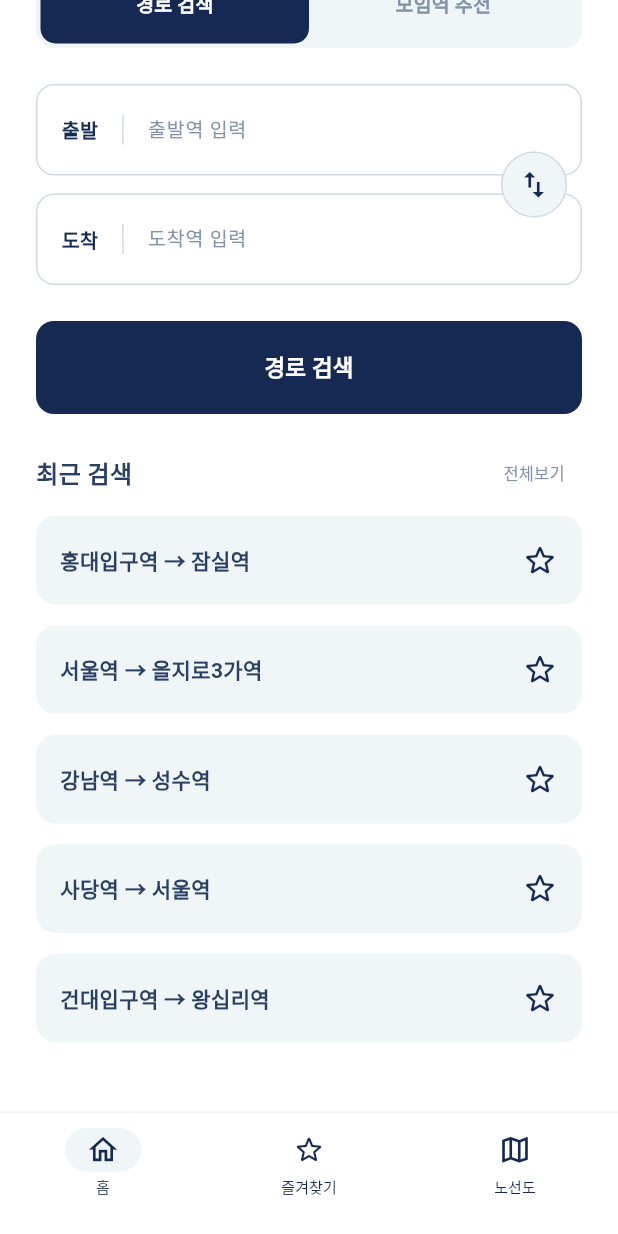
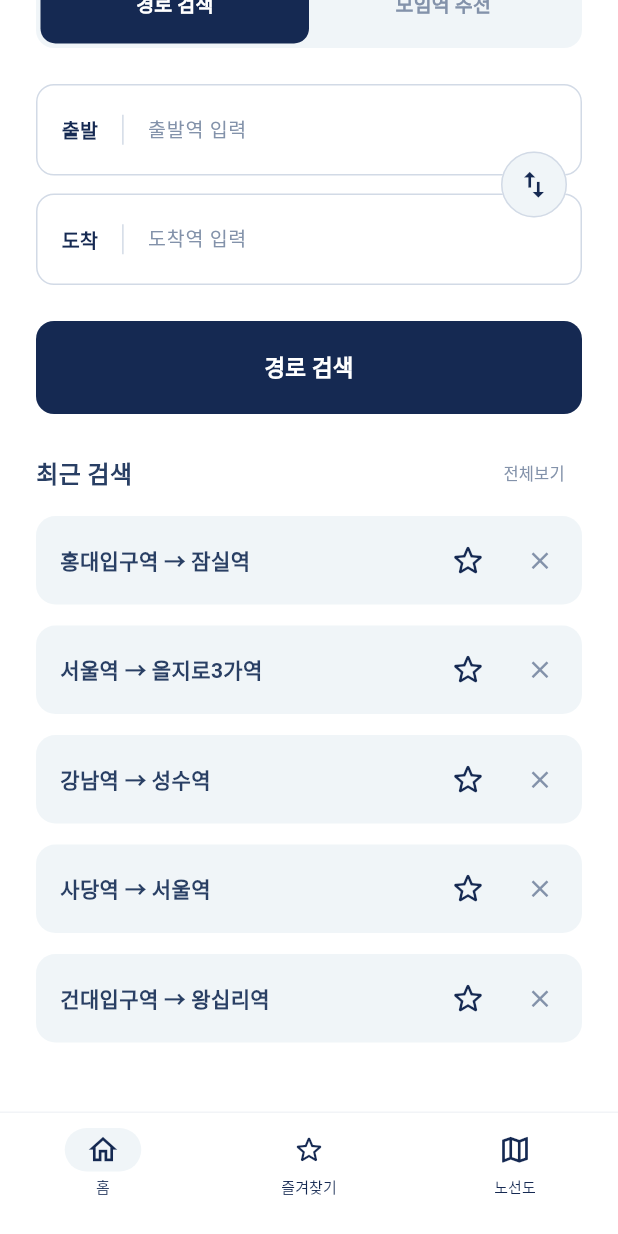
Before and after one commit to leejin727/2026_TeamProject_hanSC, a Flutter app: the screen it shows after launch, scrolled down 255 dp, on a phone screen of 412 x 824 dp. Run offline on Flutter 3.47's test engine with Material 3 defaults, Android fonts, the phone set to English and light mode, and no system bars; our stand-ins replace device_preview; statements that could not run were skipped.

Commit message:
1차 UI 디자인 수정

```diff
--- a/app/lib/screens/home_screen.dart
+++ b/app/lib/screens/home_screen.dart
@@ -440,10 +440,7 @@ class _HomeScreenState extends State<HomeScreen> {
             child: InkWell(
               onTap: onTap,
               child: Padding(
-                padding: const EdgeInsets.symmetric(
-                  horizontal: 16,
-                  vertical: 19,
-                ),
+                padding: const EdgeInsets.fromLTRB(16, 19, 8, 19),
                 child: Text(
                   '${route.departure} → ${route.arrival}',
                   style: const TextStyle(
@@ -475,6 +472,13 @@ class _HomeScreenState extends State<HomeScreen> {
                 ),
               );
             },
+          ),
+          IconButton(
+            onPressed: () {
+              RecentRoutes.remove(route.departure, route.arrival);
+            },
+            tooltip: '${route.departure} → ${route.arrival} 검색 기록 삭제',
+            icon: const Icon(Icons.close, color: _muted, size: 19),
           ),
           const SizedBox(width: 4),
         ],
--- a/app/lib/screens/meeting_input_screen.dart
+++ b/app/lib/screens/meeting_input_screen.dart
@@ -22,8 +22,8 @@ class MeetingInputScreen extends StatefulWidget {
 
 class _MeetingInputScreenState extends State<MeetingInputScreen> {
   // 처음에는 나와 친구 두 명의 입력창을 표시합니다.
+  // 처음에는 나와 친구 1, 총 두 명의 입력창을 표시합니다.
   final List<TextEditingController> _controllers = [
-    TextEditingController(),
     TextEditingController(),
     TextEditingController(),
   ];
```
Also changed, not shown: app/lib/data/recent_routes.dart (+13 -0 lines).
